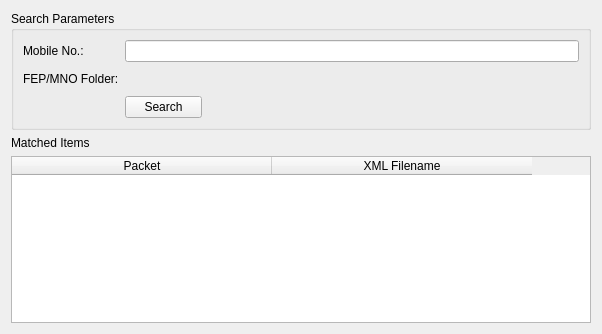
Above: resources/SearchDlg.ui from abrahamy/NSimInvestigationTool before the change. Below: the same form after it.
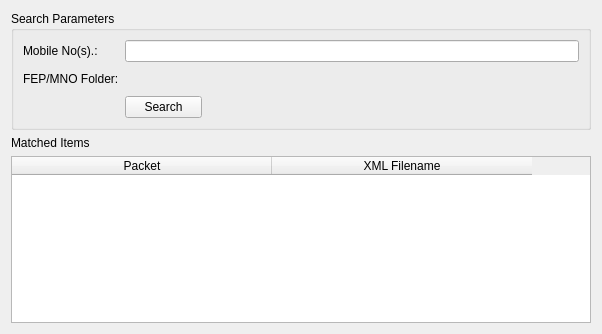
That is the form after the change. Icons and pictures are not drawn.

Commit message: allows searching for comma separated list of mobile numbers

```diff
--- a/resources/SearchDlg.ui
+++ b/resources/SearchDlg.ui
@@ -45,7 +45,7 @@
              <string notr="true">font: 12pt &quot;MS Shell Dlg 2&quot;;</string>
             </property>
             <property name="text">
-             <string>Mobile No.:</string>
+             <string>Mobile No(s).:</string>
             </property>
             <property name="buddy">
              <cstring>txtMobileNo</cstring>
```
Left out of the diff: 6 changed lines with no effect on the pictures. The commit also changes 3 other files.
